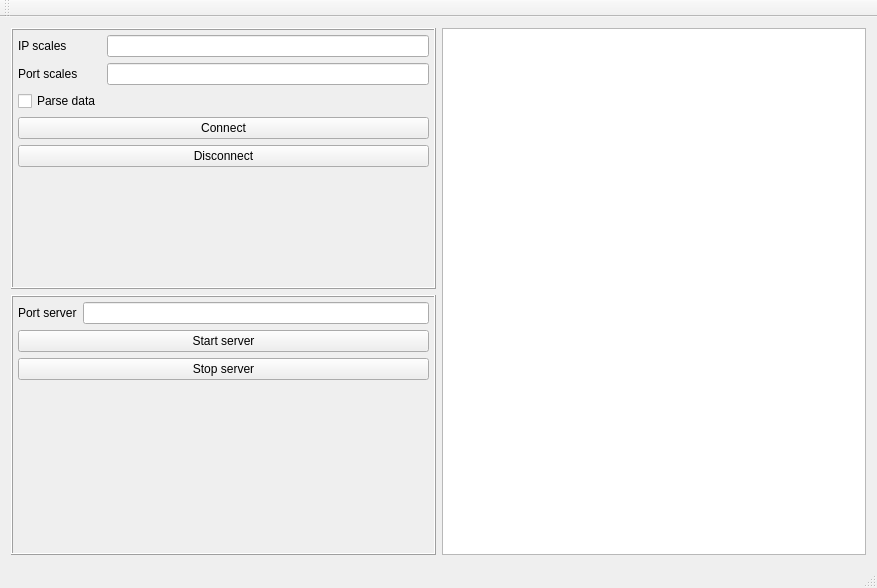
First picture: the form in ScalesServer/scalesserver.ui, repository VlMan/ScalesEmulator, before the edit.
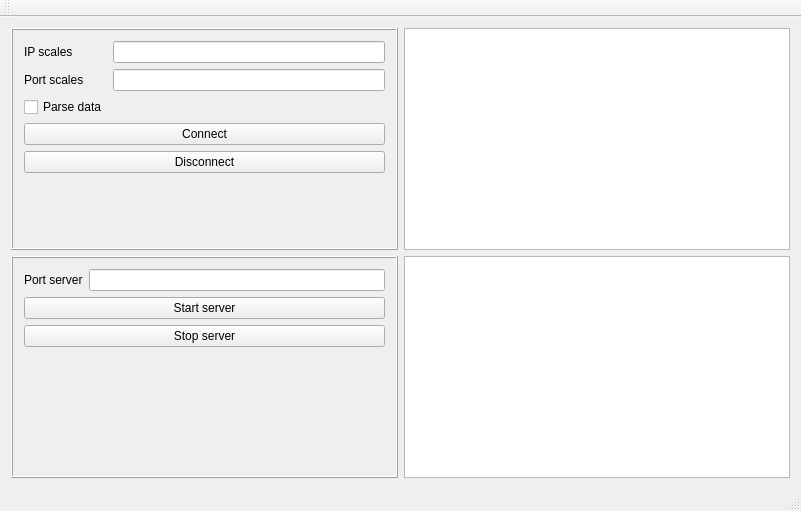
Second picture: the form after the edit.

```diff
--- a/ScalesServer/scalesserver.ui
+++ b/ScalesServer/scalesserver.ui
@@ -6,8 +6,8 @@
    <rect>
     <x>0</x>
     <y>0</y>
-    <width>877</width>
-    <height>588</height>
+    <width>801</width>
+    <height>511</height>
    </rect>
   </property>
   <property name="windowTitle">
@@ -17,9 +17,6 @@
    <layout class="QGridLayout" name="gridLayout_2">
     <item row="0" column="0">
      <layout class="QGridLayout" name="gridLayout">
-      <item row="0" column="1" rowspan="2">
-       <widget class="QTextBrowser" name="brs_log"/>
-      </item>
       <item row="0" column="0">
        <widget class="QFrame" name="frame">
         <property name="sizePolicy">
@@ -34,19 +31,9 @@
         <property name="frameShadow">
          <enum>QFrame::Raised</enum>
         </property>
+        <layout class="QGridLayout" name="gridLayout_4">
+         <item row="0" column="0">
         <layout class="QFormLayout" name="formLayout">
-         <property name="leftMargin">
-          <number>5</number>
-         </property>
-         <property name="topMargin">
-          <number>5</number>
-         </property>
-         <property name="rightMargin">
-          <number>5</number>
-         </property>
-         <property name="bottomMargin">
-          <number>5</number>
-         </property>
          <item row="0" column="0">
           <widget class="QLabel" name="label">
            <property name="styleSheet">
@@ -80,6 +67,16 @@
            </property>
           </widget>
          </item>
+           <item row="2" column="0">
+            <widget class="QCheckBox" name="chk_parse_data">
+             <property name="styleSheet">
+              <string notr="true">font: 75 12pt &quot;MS Shell Dlg 2&quot;;</string>
+             </property>
+             <property name="text">
+              <string>Parse data</string>
+             </property>
+            </widget>
+           </item>
          <item row="3" column="0" colspan="2">
           <widget class="QPushButton" name="btn_connect_scales">
            <property name="styleSheet">
@@ -100,19 +97,14 @@
            </property>
           </widget>
          </item>
-         <item row="2" column="0">
-          <widget class="QCheckBox" name="chk_parse_data">
-           <property name="styleSheet">
-            <string notr="true">font: 75 12pt &quot;MS Shell Dlg 2&quot;;</string>
-           </property>
-           <property name="text">
-            <string>Parse data</string>
-           </property>
-          </widget>
+          </layout>
          </item>
         </layout>
        </widget>
       </item>
+      <item row="0" column="1">
+       <widget class="QTextBrowser" name="brs_log"/>
+      </item>
       <item row="1" column="0">
        <widget class="QFrame" name="frame">
         <property name="sizePolicy">
@@ -127,19 +119,9 @@
         <property name="frameShadow">
          <enum>QFrame::Raised</enum>
         </property>
+        <layout class="QGridLayout" name="gridLayout_3">
+         <item row="0" column="0">
         <layout class="QFormLayout" name="formLayout_2">
-         <property name="leftMargin">
-          <number>5</number>
-         </property>
-         <property name="topMargin">
-          <number>5</number>
-         </property>
-         <property name="rightMargin">
-          <number>5</number>
-         </property>
-         <property name="bottomMargin">
-          <number>5</number>
-         </property>
          <item row="0" column="0">
           <widget class="QLabel" name="label_3">
            <property name="styleSheet">
@@ -178,8 +160,13 @@
           </widget>
          </item>
         </layout>
+         </item>
+        </layout>
        </widget>
       </item>
+      <item row="1" column="1">
+       <widget class="QTextBrowser" name="brs_log_scales"/>
+      </item>
      </layout>
     </item>
    </layout>
@@ -189,7 +176,7 @@
     <rect>
      <x>0</x>
      <y>0</y>
-     <width>877</width>
+     <width>801</width>
      <height>21</height>
     </rect>
    </property>
```
Lines whose indentation alone changed are shown as unchanged.
